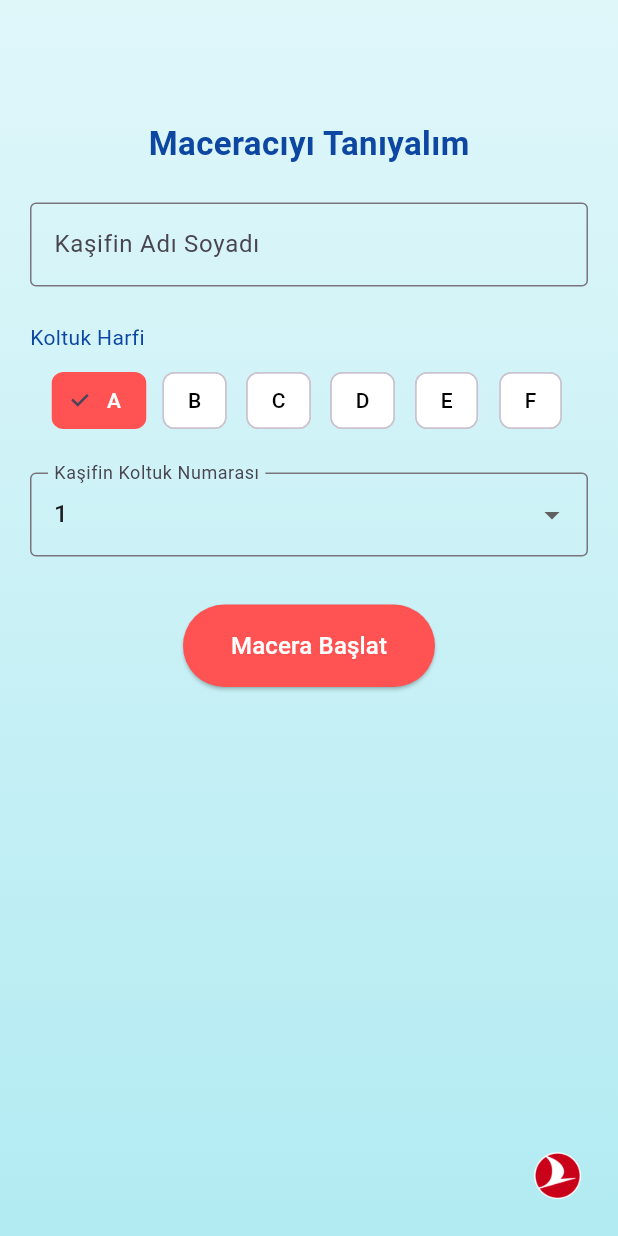
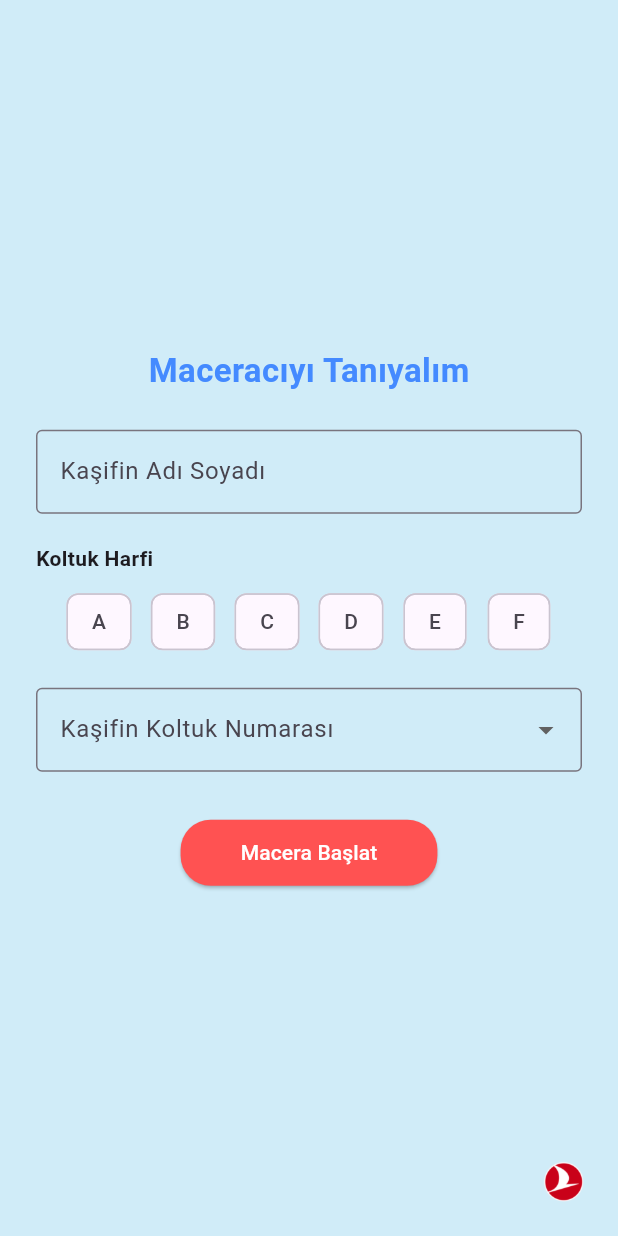
Before and after one commit to alpbeygithub/dunya-kasifi, a Flutter app: the screen it shows after launch, on a phone screen of 412 x 824 dp. Run offline on Flutter 3.47's test engine with Material 3 defaults, Android fonts, the phone set to English and light mode, and no system bars; our stand-ins replace form_field_validator.

Commit message:
Kaşif seç ekranı düzenlendi: arka plan değişti, emojiler kaldırıldı

```diff
--- a/lib/features/auth/screens/login_screen.dart
+++ b/lib/features/auth/screens/login_screen.dart
@@ -1,5 +1,6 @@
 import 'package:flutter/material.dart';
 import '../widgets/login_form.dart';
+import 'splash_screen.dart'; // veya gitmek istediğin ekran
 
 class LoginScreen extends StatelessWidget {
   const LoginScreen({super.key});
@@ -7,42 +8,46 @@ class LoginScreen extends StatelessWidget {
   @override
   Widget build(BuildContext context) {
     return Scaffold(
-      resizeToAvoidBottomInset: true,
-      body: Stack(
+      backgroundColor: const Color(0xFFd0ecf8),
+      body: SafeArea(
+        child: Stack(
           children: [
-          // Sky gradient background
-          Container(
-            decoration: const BoxDecoration(
-              gradient: LinearGradient(
-                colors: [Color(0xFFE0F7FA), Color(0xFFB2EBF2)],
-                begin: Alignment.topCenter,
-                end: Alignment.bottomCenter,
+            Center(
+              child: SingleChildScrollView(
+                padding: const EdgeInsets.symmetric(horizontal: 24.0, vertical: 32.0),
+                child: Column(
+                  mainAxisAlignment: MainAxisAlignment.center,
+                  children: [
+                    const Text(
+                      'Maceracıyı Tanıyalım',
+                      style: TextStyle(
+                        fontSize: 22,
+                        fontWeight: FontWeight.bold,
+                        color: Colors.blueAccent,
                       ),
                     ),
+                    const SizedBox(height: 24),
+                    LoginForm(
+                      onSubmit: (name, seatLetter, seatNumber) {
+                        Navigator.pushReplacementNamed(context, '/select-explorer');
+                      },
                     ),
-          const Padding(
-            padding: EdgeInsets.all(20.0),
-            child: SingleChildScrollView(
-              child: Column(
-                children: [
-                  SizedBox(height: 60),
-                  LoginForm(),
                   ],
                 ),
               ),
             ),
-          // THY logo bottom right
             Positioned(
               bottom: 16,
               right: 16,
               child: Image.asset(
                 'assets/images/thy_logo.png',
-              width: 48,
-              height: 48,
+                width: 40,
+                height: 40,
               ),
             ),
           ],
         ),
+      ),
     );
   }
 }
--- a/lib/features/auth/widgets/login_form.dart
+++ b/lib/features/auth/widgets/login_form.dart
@@ -1,114 +1,106 @@
 import 'package:flutter/material.dart';
 
 class LoginForm extends StatefulWidget {
-  const LoginForm({super.key});
+  final void Function(String name, String seatLetter, String seatNumber) onSubmit;
+
+  const LoginForm({super.key, required this.onSubmit});
 
   @override
   State<LoginForm> createState() => _LoginFormState();
 }
 
 class _LoginFormState extends State<LoginForm> {
-  final TextEditingController nameController = TextEditingController();
-  String selectedSeatLetter = 'A';
-  int selectedSeatNumber = 1;
+  final TextEditingController _nameController = TextEditingController();
+  String? selectedSeatLetter;
+  String? selectedSeatNumber;
+  final GlobalKey<FormState> _formKey = GlobalKey<FormState>();
 
   final List<String> seatLetters = ['A', 'B', 'C', 'D', 'E', 'F'];
+  final List<String> seatNumbers = List.generate(30, (index) => (index + 1).toString());
+
+  void _submitForm() {
+    if (_nameController.text.isEmpty || selectedSeatLetter == null || selectedSeatNumber == null) {
+      ScaffoldMessenger.of(context).showSnackBar(
+        SnackBar(
+          content: const Text('Lütfen tüm alanları doldurun'),
+          backgroundColor: Colors.redAccent,
+        ),
+      );
+      return;
+    }
+
+    widget.onSubmit(
+      _nameController.text,
+      selectedSeatLetter!,
+      selectedSeatNumber!,
+    );
+  }
 
   @override
   Widget build(BuildContext context) {
-    return Column(
+    return Form(
+      key: _formKey,
+      child: Column(
         children: [
-        Text(
-          'Maceracıyı Tanıyalım',
-          style: TextStyle(
-            fontSize: 22,
-            fontWeight: FontWeight.bold,
-            color: Colors.blue.shade900,
-          ),
-        ),
-        const SizedBox(height: 24),
           TextField(
-          controller: nameController,
+            controller: _nameController,
             decoration: const InputDecoration(
               labelText: 'Kaşifin Adı Soyadı',
               border: OutlineInputBorder(),
             ),
           ),
-        const SizedBox(height: 24),
-        Align(
+          const SizedBox(height: 20),
+          const Align(
             alignment: Alignment.centerLeft,
-          child: Text(
-            'Koltuk Harfi',
-            style: TextStyle(color: Colors.blue.shade900),
-          ),
+            child: Text("Koltuk Harfi", style: TextStyle(fontWeight: FontWeight.bold)),
           ),
           const SizedBox(height: 8),
-        SingleChildScrollView(
-          scrollDirection: Axis.horizontal,
-          child: Row(
+          Wrap(
+            spacing: 8,
             children: seatLetters.map((letter) {
               final isSelected = selectedSeatLetter == letter;
-              return Padding(
-                padding: const EdgeInsets.symmetric(horizontal: 4.0),
-                child: ChoiceChip(
+              return ChoiceChip(
                 label: Text(letter),
                 selected: isSelected,
+                selectedColor: Colors.redAccent,
                 onSelected: (_) {
                   setState(() {
                     selectedSeatLetter = letter;
                   });
                 },
-                  selectedColor: Colors.redAccent,
-                  backgroundColor: Colors.white,
-                  labelStyle: TextStyle(
-                    color: isSelected ? Colors.white : Colors.black,
-                  ),
-                ),
               );
             }).toList(),
           ),
-        ),
-        const SizedBox(height: 24),
-        DropdownButtonFormField<int>(
-          value: selectedSeatNumber,
+          const SizedBox(height: 20),
+          DropdownButtonFormField<String>(
             decoration: const InputDecoration(
-            labelText: 'Kaşifin Koltuk Numarası',
+              labelText: "Kaşifin Koltuk Numarası",
               border: OutlineInputBorder(),
             ),
-          items: List.generate(40, (index) {
-            final seat = index + 1;
-            return DropdownMenuItem(
-              value: seat,
-              child: Text(seat.toString()),
-            );
-          }),
+            value: selectedSeatNumber,
+            items: seatNumbers
+                .map((number) => DropdownMenuItem(value: number, child: Text(number)))
+                .toList(),
             onChanged: (value) {
-            if (value != null) {
               setState(() {
                 selectedSeatNumber = value;
               });
-            }
             },
           ),
-        const SizedBox(height: 32),
+          const SizedBox(height: 30),
           ElevatedButton(
-          onPressed: () {
-            Navigator.pushNamed(context, '/select-explorer');
-          },
-
+            onPressed: _submitForm,
             style: ElevatedButton.styleFrom(
               backgroundColor: Colors.redAccent,
-            padding: const EdgeInsets.symmetric(horizontal: 32, vertical: 16),
               shape: RoundedRectangleBorder(
-              borderRadius: BorderRadius.circular(30),
+                borderRadius: BorderRadius.circular(20),
               ),
+              padding: const EdgeInsets.symmetric(horizontal: 40, vertical: 12),
             ),
-          child: const Text(
-            'Macera Başlat',
-            style: TextStyle(fontSize: 16, color: Colors.white),
-          ),
+            child: const Text("Macera Başlat", style: TextStyle(color: Colors.white)),
           ),
         ],
+      ),
     );
   }
 }
--- a/lib/features/explorer/screens/select_explorer_screen.dart
+++ b/lib/features/explorer/screens/select_explorer_screen.dart
@@ -7,7 +7,7 @@ class SelectExplorerScreen extends StatelessWidget {
   @override
   Widget build(BuildContext context) {
     return Scaffold(
-      backgroundColor: const Color(0xFFFDF7FF),
+      backgroundColor: const Color(0xFFD0ECF8), // Gökyüzü teması
       body: SafeArea(
         child: Center(
           child: Column(
@@ -18,6 +18,7 @@ class SelectExplorerScreen extends StatelessWidget {
                 style: TextStyle(
                   fontSize: 28,
                   fontWeight: FontWeight.bold,
+                  color: Colors.blueAccent,
                 ),
               ),
               const SizedBox(height: 10),
@@ -38,22 +39,18 @@ class SelectExplorerScreen extends StatelessWidget {
                   children: [
                     ExplorerCard(
                       name: 'Kaşif 1',
-                      emoji: '🧭',
                       onTap: () => Navigator.pushNamed(context, '/select-game'),
                     ),
                     ExplorerCard(
                       name: 'Kaşif 2',
-                      emoji: '🦸‍♀️',
                       onTap: () => Navigator.pushNamed(context, '/select-game'),
                     ),
                     ExplorerCard(
                       name: 'Kaşif 3',
-                      emoji: '🚀',
                       onTap: () => Navigator.pushNamed(context, '/select-game'),
                     ),
                     ExplorerCard(
                       name: 'Kaşif 4',
-                      emoji: '🌍',
                       onTap: () => Navigator.pushNamed(context, '/select-game'),
                     ),
                   ],
--- a/lib/features/explorer/widgets/explorer_card.dart
+++ b/lib/features/explorer/widgets/explorer_card.dart
@@ -2,13 +2,11 @@ import 'package:flutter/material.dart';
 
 class ExplorerCard extends StatelessWidget {
   final String name;
-  final String emoji;
   final VoidCallback onTap;
 
   const ExplorerCard({
     super.key,
     required this.name,
-    required this.emoji,
     required this.onTap,
   });
 
@@ -30,16 +28,10 @@ class ExplorerCard extends StatelessWidget {
           ],
         ),
         child: Center(
-          child: Column(
-            mainAxisSize: MainAxisSize.min,
-            children: [
-              Text(emoji, style: const TextStyle(fontSize: 36)),
-              const SizedBox(height: 8),
-              Text(
-                name,
-                style: const TextStyle(fontSize: 18, fontWeight: FontWeight.bold),
-              ),
-            ],
+          child: Text(
+            name,
+            style: const TextStyle(fontSize: 18, fontWeight: FontWeight.bold),
+            textAlign: TextAlign.center,
           ),
         ),
       ),
--- a/pubspec.yaml
+++ b/pubspec.yaml
@@ -51,7 +51,7 @@ dev_dependencies:
 # The following section is specific to Flutter packages.
 flutter:
   assets:
-    - assets/images/thy_logo.png
+    - assets/images/
 
   # The following line ensures that the Material Icons font is
   # included with your application, so that you can use the icons in
```
Lines whose indentation alone changed are shown as unchanged.
